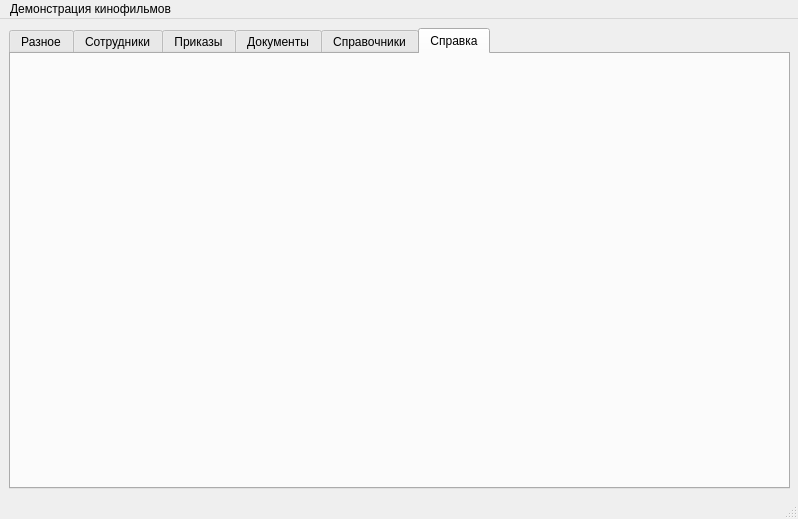
Above: mainwindow.ui from Rokli/QtProject before the change. Below: the same form after it.
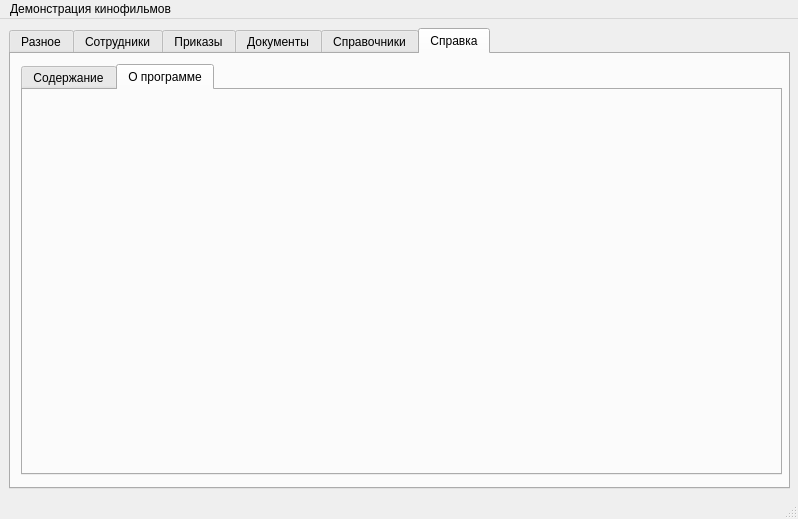
That is the form after the change. The open tabs and pages were chosen to show the change.

```diff
--- a/mainwindow.ui
+++ b/mainwindow.ui
@@ -199,6 +199,35 @@
      <attribute name="title">
       <string>Справка</string>
      </attribute>
+     <widget class="QWidget" name="gridLayoutWidget">
+      <property name="geometry">
+       <rect>
+        <x>10</x>
+        <y>10</y>
+        <width>761</width>
+        <height>411</height>
+       </rect>
+      </property>
+      <layout class="QGridLayout" name="gridLayout">
+       <item row="0" column="0">
+        <widget class="QTabWidget" name="tabWidget_2">
+         <property name="currentIndex">
+          <number>1</number>
+         </property>
+         <widget class="QWidget" name="tab_7">
+          <attribute name="title">
+           <string>Содержание</string>
+          </attribute>
+         </widget>
+         <widget class="QWidget" name="tab_8">
+          <attribute name="title">
+           <string>О программе</string>
+          </attribute>
+         </widget>
+        </widget>
+       </item>
+      </layout>
+     </widget>
     </widget>
    </widget>
   </widget>
```
Left out of the diff: 2 changed lines with no effect on the pictures.
